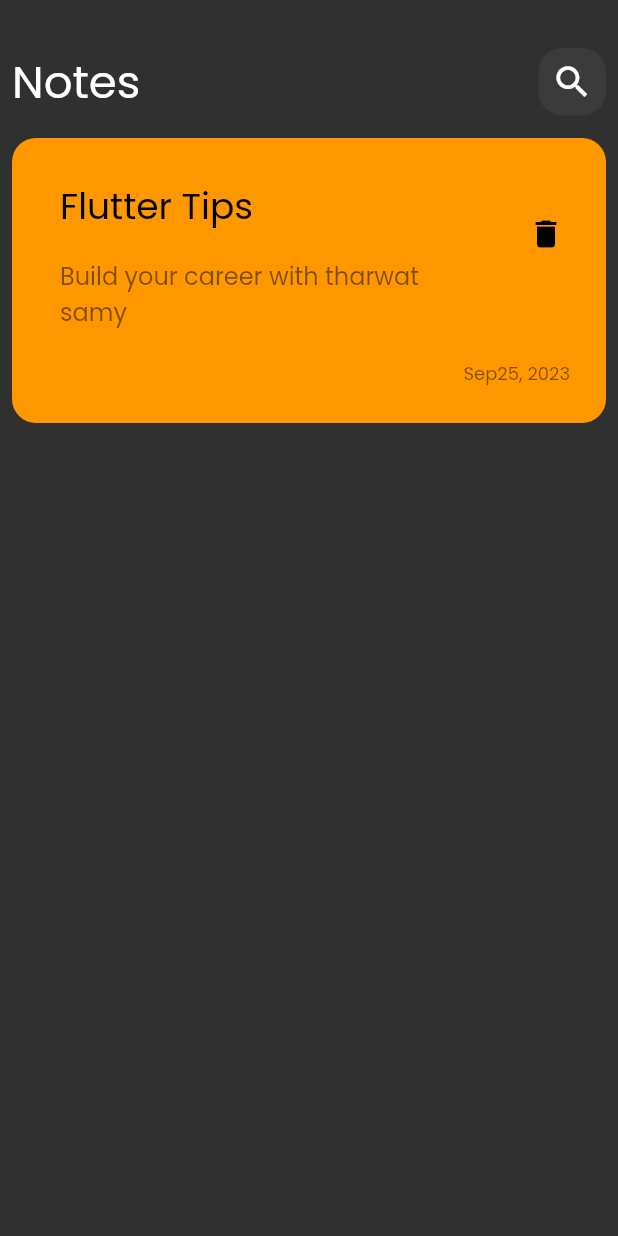
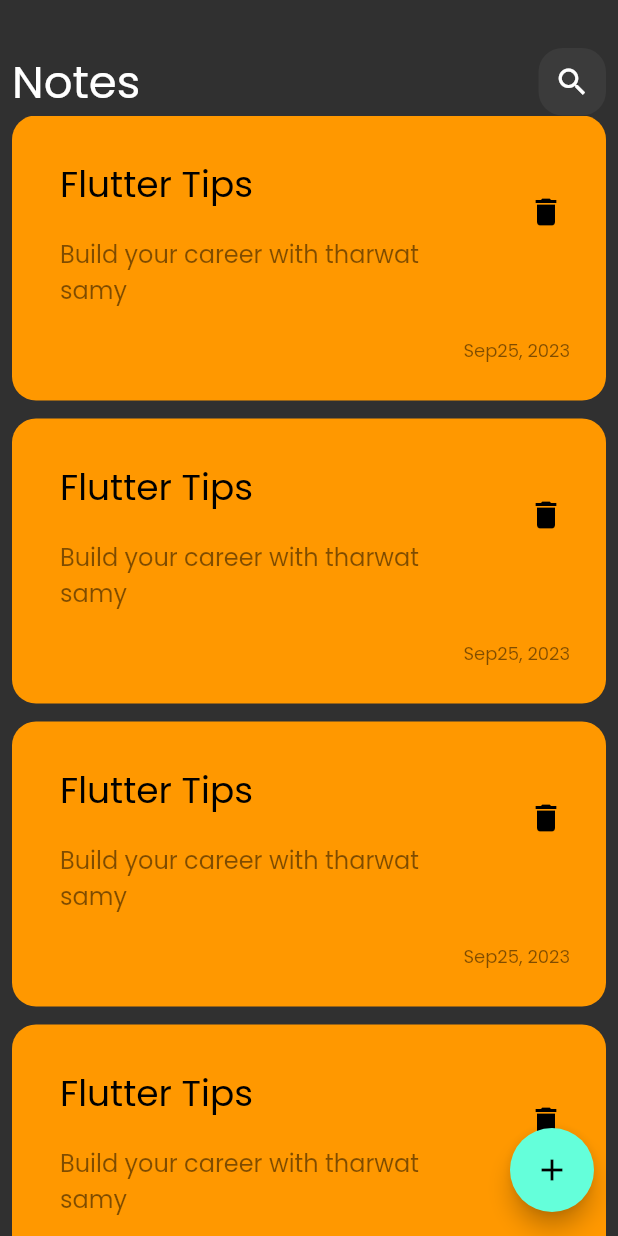
Before and after one commit to esraammosaad/notes-app, a Flutter app: the screen it shows after launch, on a phone screen of 412 x 824 dp. Run offline on Flutter 3.47's test engine with Material 2 defaults, Android fonts, the phone set to English and light mode, and no system bars.

```diff
--- /dev/null
+++ b/lib/constents.dart
@@ -0,0 +1,2 @@
+import 'package:flutter/material.dart';
+Color kPrimaryColor=const Color(0xff64FFDA);
--- a/lib/views/home_view.dart
+++ b/lib/views/home_view.dart
@@ -1,13 +1,30 @@
 import 'package:flutter/material.dart';
+import 'package:notes_app/views/widgets/bottom_sheet_item.dart';
 import 'package:notes_app/views/widgets/home_view_body.dart';
+
 class NotesView extends StatelessWidget {
   const NotesView({Key? key}) : super(key: key);
 
   @override
   Widget build(BuildContext context) {
-    return const Scaffold(
+    return Scaffold(
+      body: const HomeViewBody(),
+      floatingActionButton: FloatingActionButton(
+          onPressed: () {
+            showModalBottomSheet(
 
-      body: HomeViewBody(),
+                context: context,
+                shape: const OutlineInputBorder(
+                    borderSide: BorderSide(color: Colors.transparent),
+                    borderRadius: BorderRadius.only(
+                      topLeft: Radius.circular(24),
+                      topRight: Radius.circular(24),
+                    )),
+                builder: (context) {
+                  return const  BottomSheetItem();
+                });
+          },
+          child: const Icon(Icons.add)),
     );
   }
 }
--- a/lib/views/widgets/custom_appbar.dart
+++ b/lib/views/widgets/custom_appbar.dart
@@ -2,20 +2,22 @@ import 'package:flutter/material.dart';
 
 import 'custom_search_icon.dart';
 class CustomAppBar extends StatelessWidget {
-  const CustomAppBar({Key? key}) : super(key: key);
+  const CustomAppBar({Key? key, required this.text, required this.icon}) : super(key: key);
+  final String text;
+  final IconButton icon;
 
   @override
   Widget build(BuildContext context) {
-    return  const Row(
+    return   Row(
       children: [
 
-        Text('Notes',style: TextStyle(
+        Text( text,style: const TextStyle(
           fontSize: 30,
         ),
 
         ),
-        Spacer(flex: 1,),
-        CustomSearchIcon(),
+        const Spacer(flex: 1,),
+         CustomSearchIcon(icon:icon),
 
       ],
 
--- a/lib/views/widgets/custom_search_icon.dart
+++ b/lib/views/widgets/custom_search_icon.dart
@@ -1,6 +1,8 @@
 import 'package:flutter/material.dart';
+
 class CustomSearchIcon extends StatelessWidget {
-  const CustomSearchIcon({Key? key}) : super(key: key);
+  const CustomSearchIcon({Key? key, required this.icon}) : super(key: key);
+  final IconButton icon;
 
   @override
   Widget build(BuildContext context) {
@@ -8,13 +10,10 @@ class CustomSearchIcon extends StatelessWidget {
       height: 45,
       width: 45,
       decoration: BoxDecoration(
-
         borderRadius: BorderRadius.circular(16),
         color: Colors.white.withOpacity(0.05),
       ),
-        child: IconButton(onPressed: (){},icon:const Icon( Icons.search,size: 28,),
-        )
-
+      child: icon,
     );
   }
 }
--- a/lib/views/widgets/home_view_body.dart
+++ b/lib/views/widgets/home_view_body.dart
@@ -8,15 +8,16 @@ class HomeViewBody extends StatelessWidget {
 
   @override
   Widget build(BuildContext context) {
-    return const Padding(
-      padding: EdgeInsets.only(top: 32.0, left: 8, right: 8),
+    return Padding(
+      padding: const EdgeInsets.only(top: 32.0, left: 8, right: 8),
       child: Column(
         children: [
-          CustomAppBar(),
-          SizedBox(
-            height: 15,
-          ),
-          NotesItem(),
+            CustomAppBar(text: 'Notes',icon: IconButton(onPressed: (){},icon: const Icon(Icons.search),)),
+          Expanded(
+              child: ListView.builder(
+            itemBuilder: (context, index) => const NotesItem(),
+                itemCount: 4,
+          ))
         ],
       ),
     );
--- a/lib/views/widgets/note_item.dart
+++ b/lib/views/widgets/note_item.dart
@@ -1,11 +1,21 @@
 import 'package:flutter/material.dart';
+
+import '../edit_notes_view.dart';
 
 class NotesItem extends StatelessWidget {
   const NotesItem({Key? key}) : super(key: key);
 
   @override
   Widget build(BuildContext context) {
-    return Container(
+    return Padding(
+      padding: const EdgeInsets.only(bottom: 12.0),
+      child: GestureDetector(
+        onTap: (){
+
+          Navigator.push(context, MaterialPageRoute(builder: (context)=>const EditNotesView()));
+
+        },
+        child: Container(
           padding: const EdgeInsets.only(left: 16, top: 24, bottom: 24),
           decoration: BoxDecoration(
             borderRadius: BorderRadius.circular(16),
@@ -43,6 +53,8 @@ class NotesItem extends StatelessWidget {
               )
             ],
           ),
+        ),
+      ),
     );
   }
 }
```
Also changed, not shown: lib/views/edit_notes_view.dart (added, +12 -0 lines), lib/views/widgets/bottom_sheet_item.dart (added, +76 -0 lines), lib/views/widgets/custom_button.dart (added, +27 -0 lines), lib/views/widgets/custom_text_form_field.dart (added, +46 -0 lines), lib/views/widgets/edit_notes_view_body.dart (added, +49 -0 lines), pubspec.lock. Lines whose indentation alone changed are shown as unchanged.
